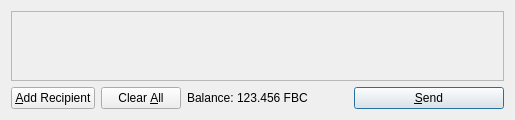
PalinuroSec/FrozenBoxCoin, file src/qt/forms/sendcoinsdialog.ui: the form before one commit.
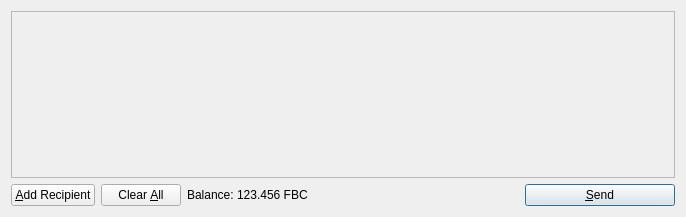
The form after the commit. Icons and pictures are not drawn.

What changed in the file:
```diff
--- a/src/qt/forms/sendcoinsdialog.ui
+++ b/src/qt/forms/sendcoinsdialog.ui
@@ -2,7 +2,7 @@
 <ui version="4.0">
  <class>SendCoinsDialog</class>
  <widget class="QDialog" name="SendCoinsDialog">
-  <property name="GEOmetry">
+  <property name="geometry">
    <rect>
     <x>0</x>
     <y>0</y>
@@ -20,7 +20,7 @@
       <bool>true</bool>
      </property>
      <widget class="QWidget" name="scrollAreaWidgetContents">
-      <property name="GEOmetry">
+      <property name="geometry">
        <rect>
         <x>0</x>
         <y>0</y>
```
